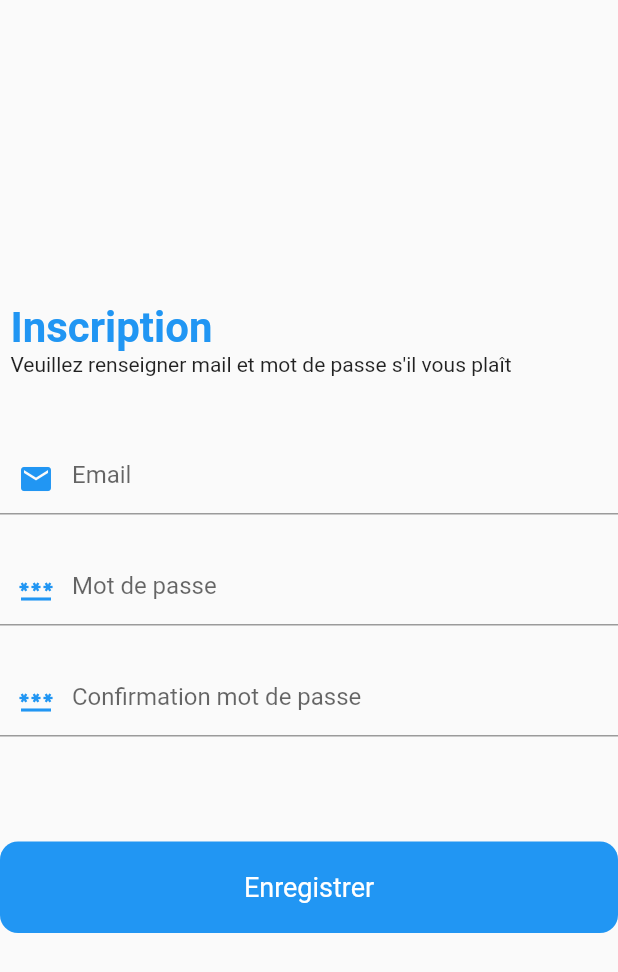
After one commit to Serdok/vcf, a Flutter app: the RegistrationScreen screen opened directly, after a tap on "Enregistrer", on a phone screen of 412 x 824 dp. The commit adds this screen. Shown: the top 972 px of the screen. Run offline on Flutter 3.47's test engine with Material 2 defaults, Android fonts, the phone set to English and light mode, and no system bars; our stand-ins replace cloud_firestore, firebase_auth, firebase_core, google_sign_in; missing offline and left inert: dart:ffi; accounts and stored records are empty; network calls fail.

Commit message:
Ajout Inscription de l'utilisateur

```diff
--- /dev/null
+++ b/lib/RegistrationScreen.dart
@@ -0,0 +1,136 @@
+import 'dart:ffi';
+
+import 'package:firebase_auth/firebase_auth.dart';
+import 'package:firebase_core/firebase_core.dart';
+import 'package:flutter/material.dart';
+import 'package:vet_carni_food/models/user.dart';
+
+import 'ProfileScreen.dart';
+import 'UserInfoScreen.dart';
+import 'authentication.dart';
+
+
+class RegistrationScreen extends StatefulWidget{
+  const RegistrationScreen ({Key? key}) : super (key: key);
+
+  @override
+  _RegistrationScreenState createState() => _RegistrationScreenState();
+
+}
+class _RegistrationScreenState extends State<RegistrationScreen>{
+
+  @override
+  Widget build(BuildContext context){
+    TextEditingController emailController = TextEditingController();
+    TextEditingController passwordController = TextEditingController();
+    TextEditingController passwordConfirmationController = TextEditingController();
+    bool isVisible = true;
+    return Scaffold(
+      body: Center(
+        child: Column(
+          mainAxisAlignment: MainAxisAlignment.center ,
+          crossAxisAlignment: CrossAxisAlignment.start,
+          children:  [
+            const Text(
+              " Inscription",
+              style: TextStyle(
+                color: Colors.blue,
+                fontSize: 28.0,
+                fontWeight: FontWeight.bold,
+
+              ),
+            ),
+            const Text("  Veuillez renseigner mail et mot de passe s'il vous plaît"),
+            const SizedBox(
+              height: 44.0,
+            ),
+            TextField(
+              controller: emailController,
+              keyboardType: TextInputType.emailAddress,
+              decoration: const  InputDecoration(
+                hintText: "Email",
+                prefixIcon: Icon(Icons.mail, color: Colors.blue),
+              ),
+            ),
+            const SizedBox(
+              height: 26.0,
+            ),
+            TextField(
+              controller:  passwordController,
+              obscureText: true,
+              decoration:  const InputDecoration(
+                hintText: "Mot de passe",
+                prefixIcon: Icon(Icons.password, color: Colors.blue),
+              ),
+            ),
+            const SizedBox(
+              height: 26.0,
+            ),
+            TextField(
+              controller:  passwordConfirmationController,
+              obscureText: true,
+              decoration:  const InputDecoration(
+                hintText: "Confirmation mot de passe",
+                prefixIcon: Icon(Icons.password, color: Colors.blue),
+              ),
+            ),
+            const SizedBox(
+              height: 10.0,
+            ),
+            /*Visibility(
+              visible: !isVisible,
+              maintainSize: true,
+              maintainAnimation: true,
+              maintainState: true,
+              child: const Text("Les 2 mdp saisies ne correspondent pas !",
+                style: TextStyle(
+                  color: Colors.red,)
+                ,),
+            ),*/
+            const SizedBox(
+              height: 60.0,
+            ),
+            SizedBox(
+              width : double.infinity,
+              child : RawMaterialButton(
+
+                  elevation: 0.0,
+                  padding: const EdgeInsets.symmetric(vertical: 20.0),
+                  shape: RoundedRectangleBorder(borderRadius: BorderRadius.circular(12.0)),
+                  onPressed: () async {
+                    if(passwordController.text == passwordConfirmationController.text){
+                      isVisible = true;
+                      /* On enregistre le nouveau user pour en suite se connecter */
+                      await  Authentication.registerWithEmailAndPassword(email: emailController.text,password: passwordController.text, context: context);
+                      User? user = await  Authentication.LoginUsingEmailPassword(email: emailController.text,password: passwordController.text, context: context);
+                      print(user);
+                      if(user!=null){
+                        Navigator.of(context).pushReplacement(MaterialPageRoute(builder: (context)=> const ProfileScreen() ));
+                      }
+                    } else {
+                      showDialog<String>(
+                        context: context,
+                        builder: (BuildContext context) => AlertDialog(
+                          title: const Text('Erreur'),
+                          content: const Text("Les 2 mots de passes saisies sont différents"),
+                          actions: <Widget>[
+                            TextButton(
+                              onPressed: () => Navigator.pop(context, 'OK'),
+                              child: const Text('Cancel'),
+                            ),
+
+                          ],
+                        ),
+                      );
+                    }
+                  },
+                  fillColor:  Colors.blue,
+                  child: const Text("Enregistrer", style: TextStyle(color:Colors.white, fontSize: 18.0))
+                ),
+              ),
+            ],
+         ),
+      ),
+    );
+  }
+}
--- a/lib/authentication.dart
+++ b/lib/authentication.dart
@@ -3,9 +3,24 @@ import 'package:firebase_core/firebase_core.dart';
 import 'package:flutter/material.dart';
 import 'package:google_sign_in/google_sign_in.dart';
 import 'package:flutter/foundation.dart' show kIsWeb;
+import 'package:vet_carni_food/services/database.dart';
+
+import 'models/user.dart';
 
 
 class Authentication {
+
+
+  static AppUser? _userFromFirebaseUser(User? user) {
+    return user != null ? AppUser(user.uid) : null;
+  }
+
+  Stream<AppUser?> get user {
+    final FirebaseAuth aut = FirebaseAuth.instance;
+    return aut.authStateChanges().map(_userFromFirebaseUser);
+  }
+
+
   static SnackBar customSnackBar({required String content}) {
     return SnackBar(
       backgroundColor: Colors.black,
@@ -100,10 +115,11 @@ class Authentication {
   }
   static Future<User?> LoginUsingEmailPassword({required String email,required String password ,required BuildContext context}) async {
 
-    FirebaseAuth aut = FirebaseAuth.instance;
+    final FirebaseAuth aut = FirebaseAuth.instance;
     User? user;
     try{
-      UserCredential usercredential = await aut.signInWithEmailAndPassword(email: email, password: password);
+      UserCredential usercredential =
+      await aut.signInWithEmailAndPassword(email: email, password: password);
       user = usercredential.user;
     } on FirebaseAuthException catch(e){
       if(e.code=="user-not-found"){
@@ -112,4 +128,22 @@ class Authentication {
     }
     return user;
   }
+
+  static Future<AppUser?> registerWithEmailAndPassword({required String email, required String password, required BuildContext context}) async {
+    final FirebaseAuth aut = FirebaseAuth.instance;
+    try {
+      UserCredential result =
+      await aut.createUserWithEmailAndPassword(email: email, password: password);
+      User? user = result.user;
+      if (user == null) {
+        throw Exception("No user found");
+      } else {
+        await DatabaseService(user.uid).saveUser(email, 0);
+
+        return _userFromFirebaseUser(user);
+      }
+    } catch (exception) {
+      return null;
+    }
+  }
 }
--- /dev/null
+++ b/lib/models/user.dart
@@ -0,0 +1,12 @@
+class AppUser {
+  final String uid;
+
+  AppUser(this.uid);
+}
+
+class AppUserData {
+  final String uid;
+  final String email;
+
+  AppUserData({required this.uid, required this.email});
+}
--- /dev/null
+++ b/lib/services/database.dart
@@ -0,0 +1,38 @@
+import 'package:cloud_firestore/cloud_firestore.dart';
+import '../models/user.dart';
+
+class DatabaseService {
+  final String uid;
+
+  DatabaseService(this.uid);
+
+  final CollectionReference<Map<String, dynamic>> userCollection =
+  FirebaseFirestore.instance.collection("users");
+
+  Future<void> saveUser(String name, int waterCounter) async {
+    return await userCollection.doc(uid).set({'name': name, 'waterCount': waterCounter});
+  }
+
+  AppUserData _userFromSnapshot(DocumentSnapshot<Map<String, dynamic>> snapshot) {
+    var data = snapshot.data();
+    if (data == null) throw Exception("user not found");
+    return AppUserData(
+      uid: uid,
+      email: data['email']
+    );
+  }
+
+  Stream<AppUserData> get user {
+    return userCollection.doc(uid).snapshots().map(_userFromSnapshot);
+  }
+
+  List<AppUserData> _userListFromSnapshot(QuerySnapshot<Map<String, dynamic>> snapshot) {
+    return snapshot.docs.map((doc) {
+      return _userFromSnapshot(doc);
+    }).toList();
+  }
+
+  Stream<List<AppUserData>> get users {
+    return userCollection.snapshots().map(_userListFromSnapshot);
+  }
+}
```
Also changed, not shown: lib/main.dart (+21 -1 lines).
